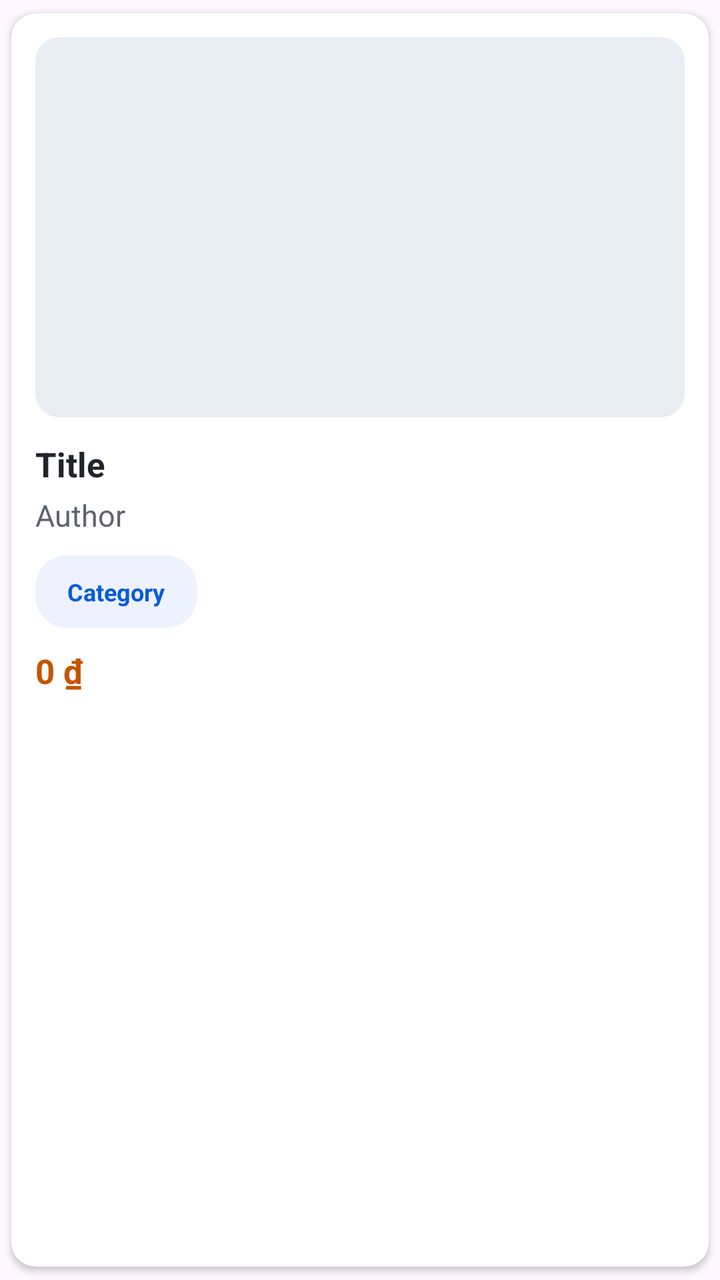
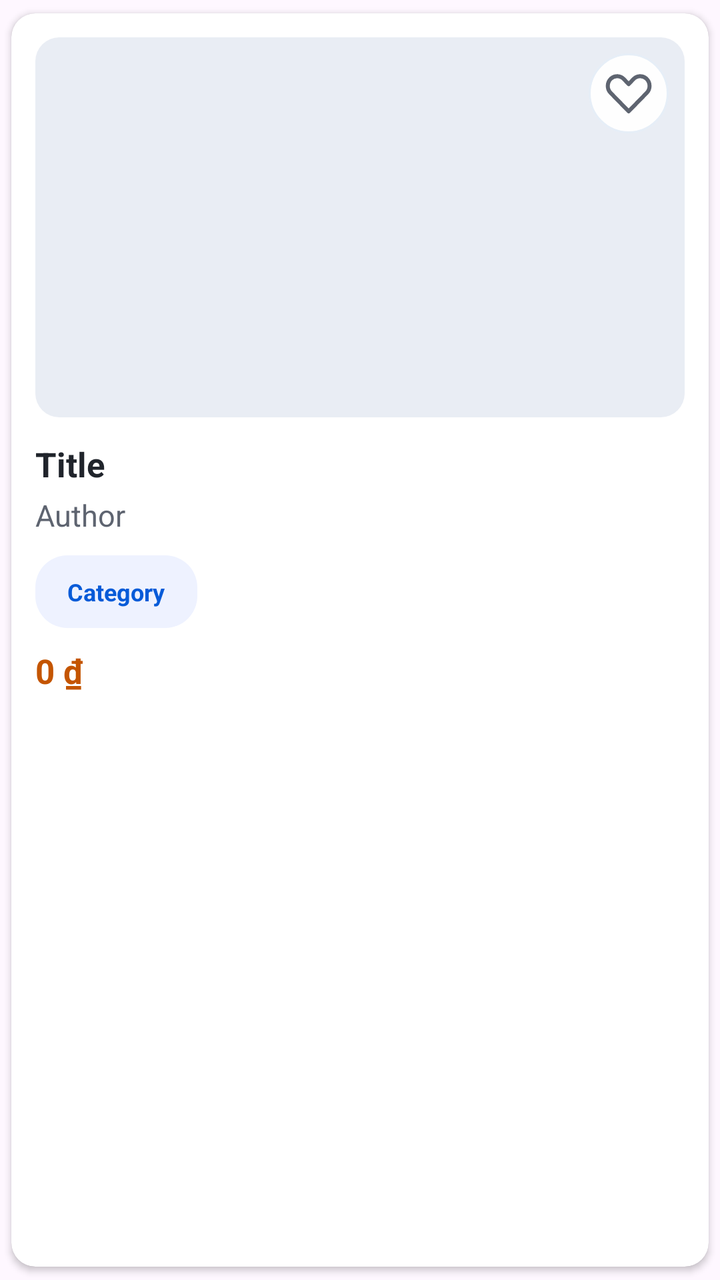

An Android layout rendered at two revisions. The XML below is the earlier revision; the diff shows what the commit changed to produce the second picture.
<!-- AndroidManifest.xml: application theme Theme.BookStore -->
<!-- res/layout/item_book.xml -->
<?xml version="1.0" encoding="utf-8"?>
<androidx.cardview.widget.CardView xmlns:android="http://schemas.android.com/apk/res/android"
    xmlns:app="http://schemas.android.com/apk/res-auto"
    android:layout_width="match_parent"
    android:layout_height="wrap_content"
    android:layout_margin="7dp"
    app:cardBackgroundColor="#FFFFFF"
    app:cardCornerRadius="12dp"
    app:cardElevation="2dp"
    app:cardUseCompatPadding="true">

    <LinearLayout
        android:layout_width="match_parent"
        android:layout_height="wrap_content"
        android:orientation="vertical"
        android:padding="12dp">

        <ImageView
            android:id="@+id/imgBookCover"
            android:layout_width="match_parent"
            android:layout_height="190dp"
            android:background="@drawable/bg_cover_placeholder"
            android:contentDescription="Book cover"
            android:scaleType="centerCrop" />

        <TextView
            android:id="@+id/tvTitle"
            android:layout_width="match_parent"
            android:layout_height="wrap_content"
            android:layout_marginTop="12dp"
            android:ellipsize="end"
            android:maxLines="2"
            android:text="Title"
            android:textColor="#20242B"
            android:textSize="17sp"
            android:textStyle="bold" />

        <TextView
            android:id="@+id/tvAuthor"
            android:layout_width="match_parent"
            android:layout_height="wrap_content"
            android:layout_marginTop="4dp"
            android:ellipsize="end"
            android:maxLines="1"
            android:text="Author"
            android:textColor="#5E6470"
            android:textSize="15sp" />

        <TextView
            android:id="@+id/tvCategory"
            android:layout_width="wrap_content"
            android:layout_height="wrap_content"
            android:layout_marginTop="10dp"
            android:background="@drawable/bg_category_chip"
            android:ellipsize="end"
            android:maxLines="1"
            android:text="Category"
            android:textColor="#075BD8"
            android:textSize="12sp"
            android:textStyle="bold" />

        <TextView
            android:id="@+id/tvPrice"
            android:layout_width="wrap_content"
            android:layout_height="wrap_content"
            android:layout_marginTop="10dp"
            android:text="0 ₫"
            android:textColor="#C45500"
            android:textSize="17sp"
            android:textStyle="bold" />

    </LinearLayout>
</androidx.cardview.widget.CardView>
<!-- resources referenced by this layout -->
<resources>
  <!-- drawable bg_category_chip (drawable) -->
  <?xml version="1.0" encoding="utf-8"?>
  <shape xmlns:android="http://schemas.android.com/apk/res/android">
      <solid android:color="#EEF2FF" />
      <corners android:radius="16dp" />
      <padding
          android:left="16dp"
          android:top="10dp"
          android:right="16dp"
          android:bottom="10dp" />
  </shape>
  <!-- drawable bg_cover_placeholder (drawable) -->
  <?xml version="1.0" encoding="utf-8"?>
  <shape xmlns:android="http://schemas.android.com/apk/res/android">
      <solid android:color="#E9EDF4" />
      <corners android:radius="12dp" />
  </shape>
  <style name="Theme.BookStore" parent="Base.Theme.BookStore" />
  <style name="Base.Theme.BookStore" parent="Theme.Material3.DayNight.NoActionBar">
          
          
      </style>
</resources>

<!-- the commit's change to res/layout/item_book.xml (unified diff, before → after) -->
@@ -15,13 +15,30 @@
         android:orientation="vertical"
         android:padding="12dp">
 
-        <ImageView
-            android:id="@+id/imgBookCover"
+        <FrameLayout
             android:layout_width="match_parent"
-            android:layout_height="190dp"
-            android:background="@drawable/bg_cover_placeholder"
-            android:contentDescription="Book cover"
-            android:scaleType="centerCrop" />
+            android:layout_height="190dp">
+
+            <ImageView
+                android:id="@+id/imgBookCover"
+                android:layout_width="match_parent"
+                android:layout_height="match_parent"
+                android:background="@drawable/bg_cover_placeholder"
+                android:contentDescription="Book cover"
+                android:scaleType="centerCrop" />
+
+            <ImageButton
+                android:id="@+id/btnFavorite"
+                android:layout_width="40dp"
+                android:layout_height="40dp"
+                android:layout_gravity="top|end"
+                android:layout_margin="8dp"
+                android:background="@drawable/bg_favorite_button"
+                android:contentDescription="Yêu thích"
+                android:padding="8dp"
+                android:scaleType="center"
+                android:src="@drawable/ic_heart_24" />
+        </FrameLayout>
 
         <TextView
             android:id="@+id/tvTitle"
<!-- resource entries referenced after the edit -->
@@ -17,6 +17,28 @@
       <solid android:color="#E9EDF4" />
       <corners android:radius="12dp" />
   </shape>
+  <!-- drawable bg_favorite_button (drawable) -->
+  <?xml version="1.0" encoding="utf-8"?>
+  <shape xmlns:android="http://schemas.android.com/apk/res/android"
+      android:shape="oval">
+      <solid android:color="#F2FFFFFF" />
+      <stroke
+          android:width="1dp"
+          android:color="#E6EEF7" />
+  </shape>
+  <!-- drawable ic_heart_24 (drawable) -->
+  <vector xmlns:android="http://schemas.android.com/apk/res/android"
+      android:width="24dp"
+      android:height="24dp"
+      android:viewportWidth="24"
+      android:viewportHeight="24">
+      <path
+          android:fillColor="@android:color/transparent"
+          android:pathData="M20.8,4.6C18.9,2.9 16,3.1 14.3,5L12,7.4L9.7,5C8,3.1 5.1,2.9 3.2,4.6C1.1,6.5 1,9.8 3,11.8L12,21L21,11.8C23,9.8 22.9,6.5 20.8,4.6Z"
+          android:strokeColor="#5E6470"
+          android:strokeLineJoin="round"
+          android:strokeWidth="2" />
+  </vector>
   <style name="Theme.BookStore" parent="Base.Theme.BookStore" />
   <style name="Base.Theme.BookStore" parent="Theme.Material3.DayNight.NoActionBar">
           
